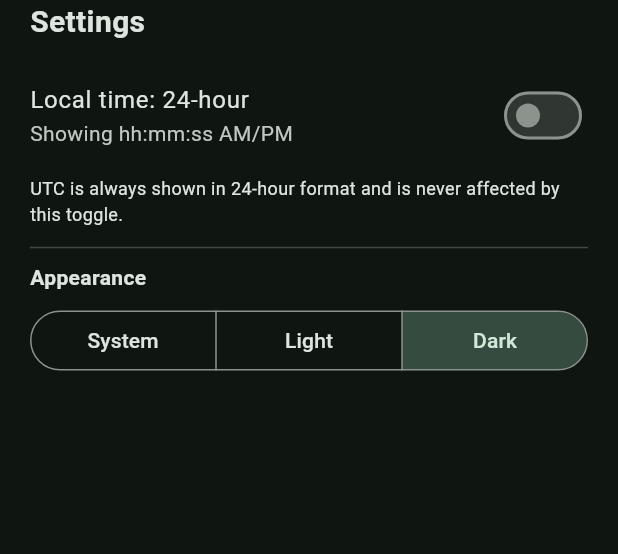
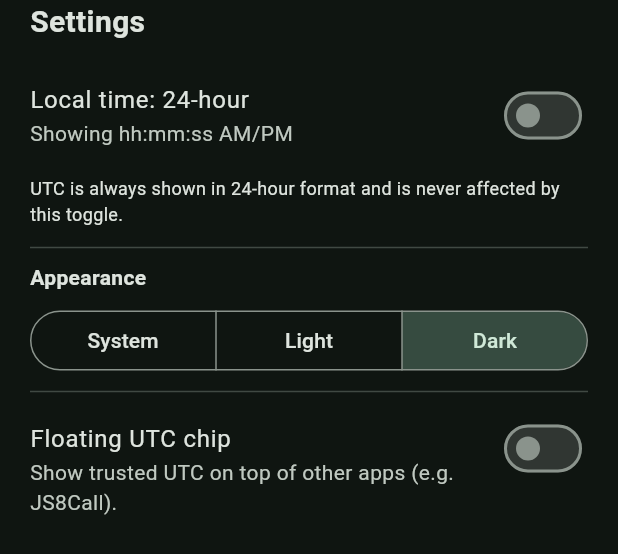
Before and after one commit to doodlecomms/gps_utc_clock, a Flutter app: the _SettingsSheet widget shown alone on an empty page, opened directly with empty values, on a phone screen of 412 x 824 dp. Shown: the top 554 px of the screen. Run offline on Flutter 3.47's test engine with Material 3 defaults, Android fonts, the phone set to English and light mode, and no system bars; our stand-ins replace geolocator, shared_preferences; missing offline and left inert: flutter_overlay_window, gps_time_plugin; accounts and stored records are empty; statements that could not run were skipped.

Commit message:
Add floating "trusted UTC" overlay chip (Android)
A draw-over-other-apps chip that shows GPS-corrected UTC on top of any app
(JS8Call etc.) for off-grid clock verification.

- flutter_overlay_window; separate `overlayMain` engine renders the chip and
  ticks locally, fed the GPS offset from the app via shareData (+ a 5s
  heartbeat so an OS-restarted overlay re-seeds)
- UtcOverlayController: SYSTEM_ALERT_WINDOW permission flow, show/close,
  persisted on/off in SettingsService
- Settings sheet gets a "Floating UTC chip" switch (Android only); sheet is now
  scrollable
- Chip: amber dot = system clock, green = GPS-synced; tap to expand
  (date + sync age), Collapse / Close buttons, long-press to close
- AndroidManifest: SYSTEM_ALERT_WINDOW + FGS special-use service

Verified on-device over JS8Call: renders, ticks, expands, turns green after a
Force GPS Fix, survives app restart.

Co-Authored-By: Claude Sonnet 5 <noreply@anthropic.com>

```diff
--- a/lib/clock_screen.dart
+++ b/lib/clock_screen.dart
@@ -5,13 +5,20 @@ import 'package:flutter/material.dart';
 import 'gps_time_controller.dart';
 import 'settings_service.dart';
 import 'time_format.dart';
+import 'utc_overlay_controller.dart';
 
 /// The whole app is this one screen. A gear icon opens a settings bottom sheet.
 class ClockScreen extends StatefulWidget {
-  const ClockScreen({super.key, required this.settings, required this.gps});
+  const ClockScreen({
+    super.key,
+    required this.settings,
+    required this.gps,
+    required this.overlay,
+  });
 
   final SettingsService settings;
   final GpsTimeController gps;
+  final UtcOverlayController overlay;
 
   @override
   State<ClockScreen> createState() => _ClockScreenState();
@@ -39,8 +46,12 @@ class _ClockScreenState extends State<ClockScreen> {
     showModalBottomSheet<void>(
       context: context,
       showDragHandle: true,
-      builder: (_) =>
-          _SettingsSheet(settings: widget.settings, gps: widget.gps),
+      isScrollControlled: true,
+      builder: (_) => _SettingsSheet(
+        settings: widget.settings,
+        gps: widget.gps,
+        overlay: widget.overlay,
+      ),
     );
   }
 
@@ -48,7 +59,11 @@ class _ClockScreenState extends State<ClockScreen> {
   Widget build(BuildContext context) {
     // Rebuild whenever settings or GPS state change (in addition to the ticker).
     return AnimatedBuilder(
-      animation: Listenable.merge([widget.settings, widget.gps]),
+      animation: Listenable.merge([
+        widget.settings,
+        widget.gps,
+        widget.overlay,
+      ]),
       builder: (context, _) {
         final gps = widget.gps;
         final nowUtc = gps.trustedUtcNow();
@@ -340,18 +355,23 @@ class _SyncPanel extends StatelessWidget {
 }
 
 class _SettingsSheet extends StatelessWidget {
-  const _SettingsSheet({required this.settings, required this.gps});
+  const _SettingsSheet({
+    required this.settings,
+    required this.gps,
+    required this.overlay,
+  });
 
   final SettingsService settings;
   final GpsTimeController gps;
+  final UtcOverlayController overlay;
 
   @override
   Widget build(BuildContext context) {
     return AnimatedBuilder(
-      animation: Listenable.merge([settings, gps]),
+      animation: Listenable.merge([settings, gps, overlay]),
       builder: (context, _) {
         return SafeArea(
-          child: Padding(
+          child: SingleChildScrollView(
             padding: const EdgeInsets.fromLTRB(20, 0, 20, 24),
             child: Column(
               mainAxisSize: MainAxisSize.min,
@@ -405,6 +425,29 @@ class _SettingsSheet extends StatelessWidget {
                   selected: {settings.themeMode},
                   onSelectionChanged: (s) => settings.setThemeMode(s.first),
                 ),
+                if (overlay.supported) ...[
+                  const Divider(height: 20),
+                  SwitchListTile(
+                    contentPadding: EdgeInsets.zero,
+                    title: const Text('Floating UTC chip'),
+                    subtitle: Text(
+                      overlay.error ??
+                          (overlay.active
+                              ? 'Showing over other apps. Tap it to expand, '
+                                    'long-press to close.'
+                              : 'Show trusted UTC on top of other apps '
+                                    '(e.g. JS8Call).'),
+                      style: overlay.error != null
+                          ? TextStyle(
+                              color: Theme.of(context).colorScheme.error,
+                            )
+                          : null,
+                    ),
+                    isThreeLine: true,
+                    value: overlay.active,
+                    onChanged: (_) => overlay.toggle(),
+                  ),
+                ],
                 if (gps.isSynced) ...[
                   const Divider(height: 24),
                   OutlinedButton.icon(
--- a/lib/main.dart
+++ b/lib/main.dart
@@ -3,11 +3,19 @@ import 'package:flutter/material.dart';
 import 'clock_screen.dart';
 import 'gps_time_controller.dart';
 import 'settings_service.dart';
+import 'utc_overlay.dart';
+import 'utc_overlay_controller.dart';
 
 void main() {
   WidgetsFlutterBinding.ensureInitialized();
   runApp(const GpsUtcClockApp());
 }
+
+/// Entry point for the floating UTC chip. flutter_overlay_window starts this in
+/// a separate Flutter engine; it must be a top-level function named `overlayMain`
+/// in this library.
+@pragma('vm:entry-point')
+void overlayMain() => runUtcOverlay();
 
 class GpsUtcClockApp extends StatefulWidget {
   const GpsUtcClockApp({super.key});
@@ -19,15 +27,20 @@ class GpsUtcClockApp extends StatefulWidget {
 class _GpsUtcClockAppState extends State<GpsUtcClockApp> {
   final SettingsService _settings = SettingsService();
   final GpsTimeController _gps = GpsTimeController();
+  late final UtcOverlayController _overlay = UtcOverlayController(
+    _gps,
+    _settings,
+  );
 
   @override
   void initState() {
     super.initState();
-    _settings.load();
+    _settings.load().then((_) => _overlay.syncFromSettings());
   }
 
   @override
   void dispose() {
+    _overlay.dispose();
     _gps.dispose();
     _settings.dispose();
     super.dispose();
@@ -53,7 +66,7 @@ class _GpsUtcClockAppState extends State<GpsUtcClockApp> {
           theme: _theme(Brightness.light),
           darkTheme: _theme(Brightness.dark),
           themeMode: _settings.themeMode,
-          home: ClockScreen(settings: _settings, gps: _gps),
+          home: ClockScreen(settings: _settings, gps: _gps, overlay: _overlay),
         );
       },
     );
--- a/lib/settings_service.dart
+++ b/lib/settings_service.dart
@@ -8,10 +8,12 @@ import 'package:shared_preferences/shared_preferences.dart';
 class SettingsService extends ChangeNotifier {
   static const _kLocalUse24h = 'local_time_use_24h';
   static const _kThemeMode = 'theme_mode';
+  static const _kOverlayEnabled = 'overlay_enabled';
 
   bool _loaded = false;
   bool _localUse24h = false; // default: 12-hour on first launch
   ThemeMode _themeMode = ThemeMode.dark; // default: dark on first launch
+  bool _overlayEnabled = false; // floating UTC chip over other apps (Android)
 
   /// Whether initial load from disk has completed.
   bool get loaded => _loaded;
@@ -25,10 +27,15 @@ class SettingsService extends ChangeNotifier {
   /// System / light / dark. Applied to `MaterialApp.themeMode`.
   ThemeMode get themeMode => _themeMode;
 
+  /// Whether the user wants the floating UTC chip shown over other apps.
+  /// The actual overlay/permission state is owned by `UtcOverlayController`.
+  bool get overlayEnabled => _overlayEnabled;
+
   Future<void> load() async {
     final prefs = await SharedPreferences.getInstance();
     _localUse24h = prefs.getBool(_kLocalUse24h) ?? false;
     _themeMode = _parseThemeMode(prefs.getString(_kThemeMode));
+    _overlayEnabled = prefs.getBool(_kOverlayEnabled) ?? false;
     _loaded = true;
     notifyListeners();
   }
@@ -49,6 +56,14 @@ class SettingsService extends ChangeNotifier {
     await prefs.setString(_kThemeMode, value.name);
   }
 
+  Future<void> setOverlayEnabled(bool value) async {
+    if (_overlayEnabled == value) return;
+    _overlayEnabled = value;
+    notifyListeners();
+    final prefs = await SharedPreferences.getInstance();
+    await prefs.setBool(_kOverlayEnabled, value);
+  }
+
   static ThemeMode _parseThemeMode(String? name) => switch (name) {
     'system' => ThemeMode.system,
     'light' => ThemeMode.light,
--- a/pubspec.yaml
+++ b/pubspec.yaml
@@ -37,6 +37,7 @@ dependencies:
   geolocator: ^14.0.3
   gps_time_plugin: ^0.0.2
   shared_preferences: ^2.5.5
+  flutter_overlay_window: ^0.5.0
 
 dev_dependencies:
   flutter_test:
```
Also changed, not shown: lib/utc_overlay.dart (added, +226 -0 lines), lib/utc_overlay_controller.dart (added, +151 -0 lines), pubspec.lock, 1 other file.
